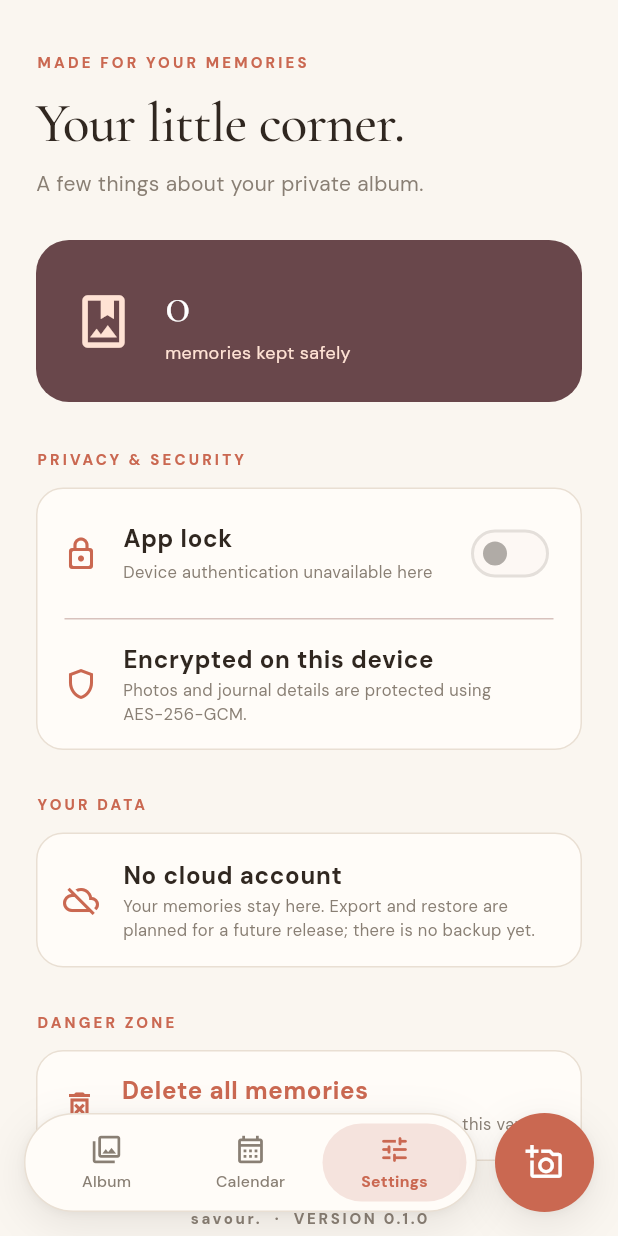
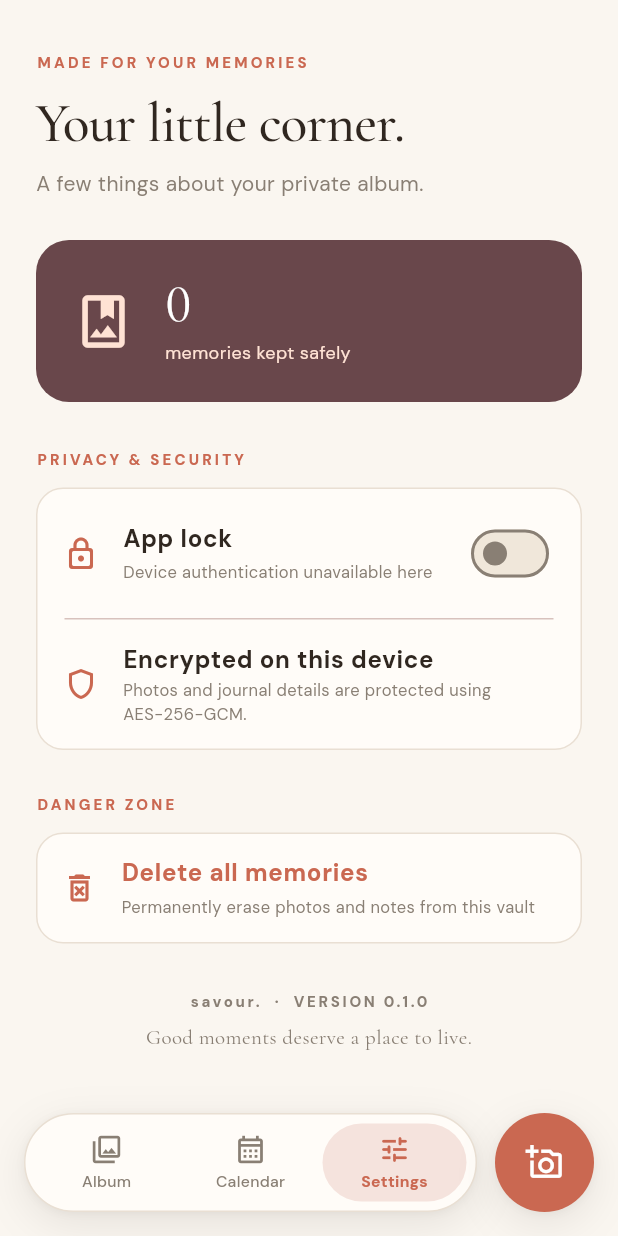
Before and after one commit to ryandam9/Savour, a Flutter app: the screen it shows after launch, item 3 of the bottom bar chosen, on a phone screen of 412 x 824 dp. Run offline on Flutter 3.47's test engine with Material 3 defaults, Android fonts, the phone set to English and light mode, and no system bars; our stand-ins replace flutter_secure_storage, image_picker, local_auth; missing offline and left inert: cryptography.

Commit message:
style: visible switches, lining numerals, trim settings
- Give switches explicit colours; the pale outline colour made the off
  state nearly invisible.
- Use lining figures app-wide; Cormorant Garamond's old-style "1"
  read as a capital "I".
- Remove the "Your data" section from Settings.

Co-Authored-By: Claude Opus 5.5 <noreply@anthropic.com>

```diff
--- a/lib/screens/settings_screen.dart
+++ b/lib/screens/settings_screen.dart
@@ -106,7 +106,7 @@ class _SettingsScreenState extends State<SettingsScreen> {
             leading: const Icon(Icons.lock_outline_rounded, color: SavourColors.terracotta),
             title: const Text('App lock', style: TextStyle(fontWeight: FontWeight.w700)),
             subtitle: Text(_supported ? 'Use your device’s fingerprint, face, or passcode' : 'Device authentication unavailable here', style: const TextStyle(fontSize: 11, color: SavourColors.muted)),
-            trailing: Switch(value: _lock, onChanged: _changing || !_supported ? null : _toggleLock, activeThumbColor: SavourColors.terracotta),
+            trailing: Switch(value: _lock, onChanged: _changing || !_supported ? null : _toggleLock),
           ),
           const Divider(height: 1, indent: 18, endIndent: 18),
           const ListTile(
@@ -114,17 +114,6 @@ class _SettingsScreenState extends State<SettingsScreen> {
             leading: Icon(Icons.shield_outlined, color: SavourColors.terracotta),
             title: Text('Encrypted on this device', style: TextStyle(fontWeight: FontWeight.w700)),
             subtitle: Text('Photos and journal details are protected using AES-256-GCM.', style: TextStyle(fontSize: 11, color: SavourColors.muted)),
-          ),
-        ]),
-        const SizedBox(height: 29),
-        Text('YOUR DATA', style: eyebrow()),
-        const SizedBox(height: 12),
-        const _SettingsPanel(children: [
-          ListTile(
-            contentPadding: EdgeInsets.symmetric(horizontal: 17, vertical: 8),
-            leading: Icon(Icons.cloud_off_outlined, color: SavourColors.terracotta),
-            title: Text('No cloud account', style: TextStyle(fontWeight: FontWeight.w700)),
-            subtitle: Text('Your memories stay here. Export and restore are planned for a future release; there is no backup yet.', style: TextStyle(fontSize: 11, color: SavourColors.muted)),
           ),
         ]),
         const SizedBox(height: 29),
--- a/lib/theme/savour_theme.dart
+++ b/lib/theme/savour_theme.dart
@@ -18,7 +18,7 @@ ThemeData buildSavourTheme() {
     brightness: Brightness.light,
     surface: SavourColors.cream,
   );
-  return ThemeData(
+  final theme = ThemeData(
     useMaterial3: true,
     fontFamily: 'DM Sans',
     colorScheme: scheme.copyWith(
@@ -60,11 +60,50 @@ ThemeData buildSavourTheme() {
       behavior: SnackBarBehavior.floating,
     ),
     dividerColor: SavourColors.line,
+    // The scheme's outline is the pale divider colour, which made the off
+    // switch nearly invisible, so give switches explicit colours.
+    switchTheme: SwitchThemeData(
+      thumbColor: WidgetStateProperty.resolveWith((states) {
+        if (states.contains(WidgetState.selected)) return Colors.white;
+        return SavourColors.muted;
+      }),
+      trackColor: WidgetStateProperty.resolveWith((states) {
+        if (states.contains(WidgetState.selected)) return SavourColors.terracotta;
+        return SavourColors.sand;
+      }),
+      trackOutlineColor: WidgetStateProperty.resolveWith((states) {
+        if (states.contains(WidgetState.selected)) return Colors.transparent;
+        return SavourColors.muted;
+      }),
+    ),
     textSelectionTheme: const TextSelectionThemeData(
       cursorColor: SavourColors.terracotta,
     ),
   );
+  return theme.copyWith(textTheme: _liningFigures(theme.textTheme));
 }
+
+// Cormorant Garamond defaults to old-style numerals, where "1" looks like a
+// capital "I". Every text style inherits lining (modern) numerals instead.
+const _lining = [FontFeature.liningFigures()];
+
+TextTheme _liningFigures(TextTheme theme) => TextTheme(
+  displayLarge: theme.displayLarge?.copyWith(fontFeatures: _lining),
+  displayMedium: theme.displayMedium?.copyWith(fontFeatures: _lining),
+  displaySmall: theme.displaySmall?.copyWith(fontFeatures: _lining),
+  headlineLarge: theme.headlineLarge?.copyWith(fontFeatures: _lining),
+  headlineMedium: theme.headlineMedium?.copyWith(fontFeatures: _lining),
+  headlineSmall: theme.headlineSmall?.copyWith(fontFeatures: _lining),
+  titleLarge: theme.titleLarge?.copyWith(fontFeatures: _lining),
+  titleMedium: theme.titleMedium?.copyWith(fontFeatures: _lining),
+  titleSmall: theme.titleSmall?.copyWith(fontFeatures: _lining),
+  bodyLarge: theme.bodyLarge?.copyWith(fontFeatures: _lining),
+  bodyMedium: theme.bodyMedium?.copyWith(fontFeatures: _lining),
+  bodySmall: theme.bodySmall?.copyWith(fontFeatures: _lining),
+  labelLarge: theme.labelLarge?.copyWith(fontFeatures: _lining),
+  labelMedium: theme.labelMedium?.copyWith(fontFeatures: _lining),
+  labelSmall: theme.labelSmall?.copyWith(fontFeatures: _lining),
+);
 
 TextStyle editorialTitle({double size = 38, FontWeight weight = FontWeight.w500}) =>
     TextStyle(
```
